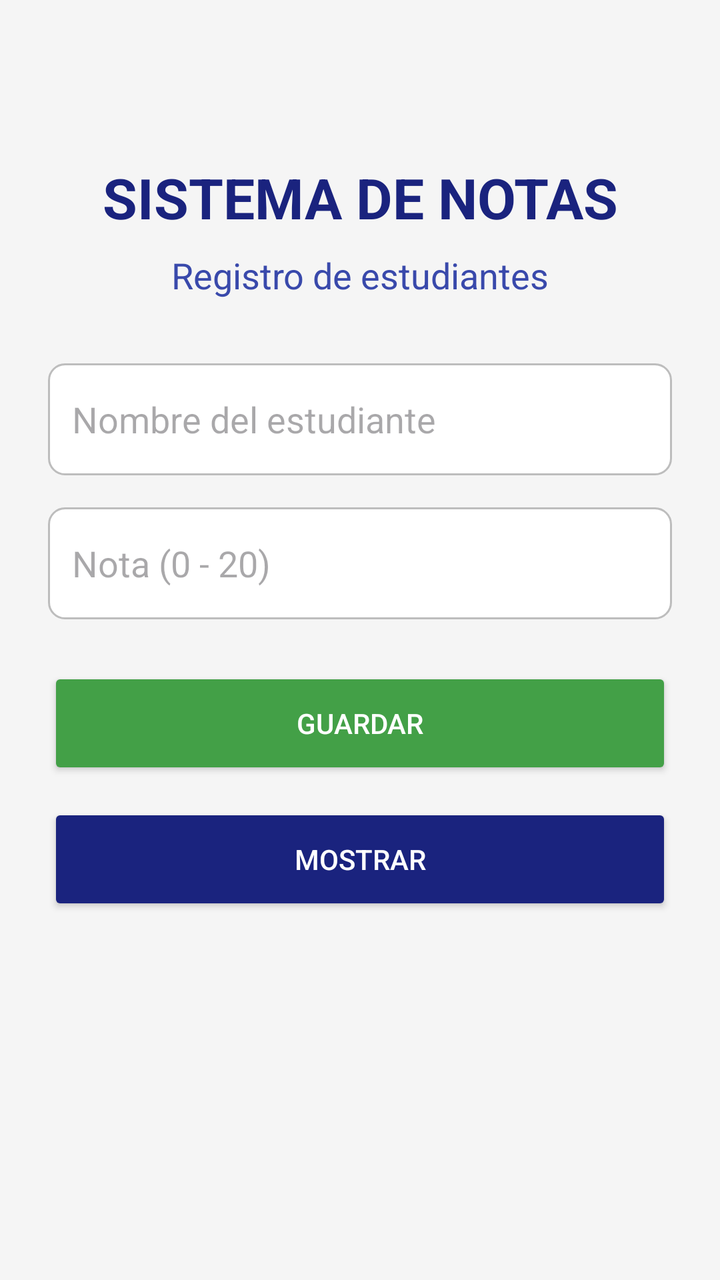
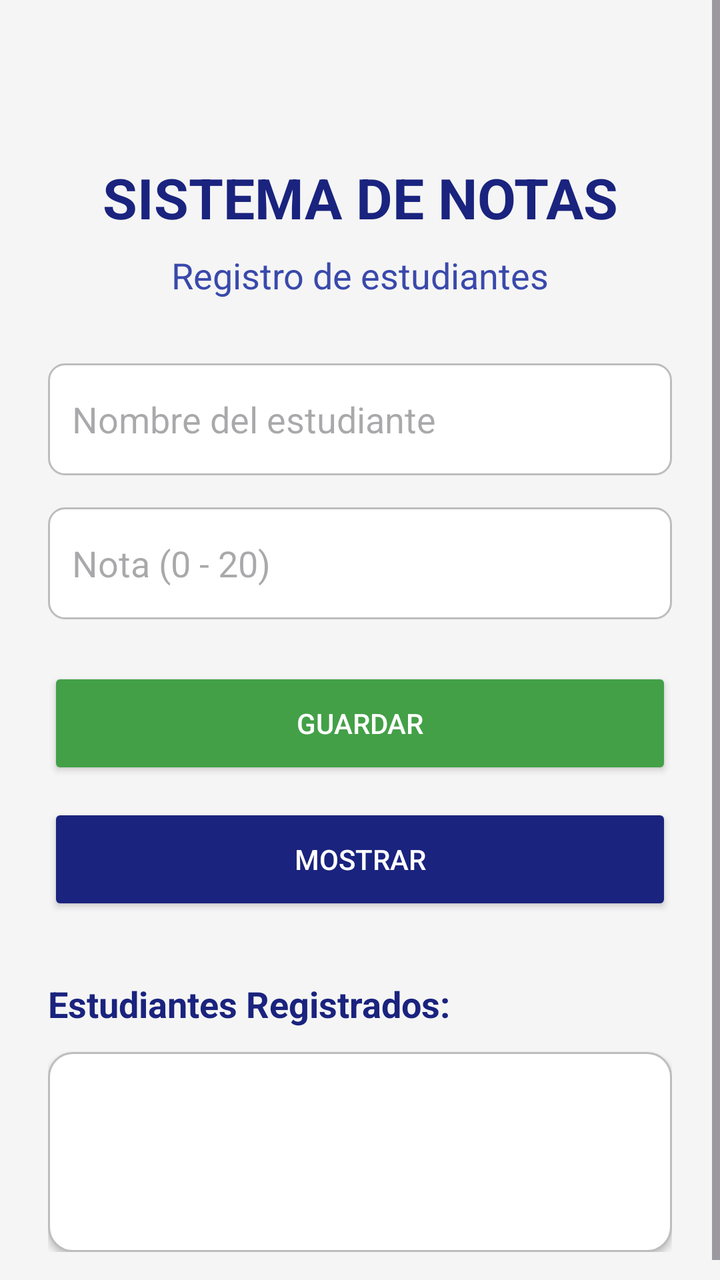

The first picture is an Android layout as it rendered before a commit; the second is the same layout after the commit. The layout source and the unified diff follow.
<!-- AndroidManifest.xml: application theme Theme.Sistemas_Notas -->
<!-- res/layout/activity_main.xml -->
<?xml version="1.0" encoding="utf-8"?>
<ScrollView xmlns:android="http://schemas.android.com/apk/res/android"
    xmlns:app="http://schemas.android.com/apk/res-auto"
    xmlns:tools="http://schemas.android.com/tools"
    android:layout_width="match_parent"
    android:layout_height="match_parent"
    android:background="@color/backgroundColor"
    android:fillViewport="true"
    tools:context=".MainActivity">

    <LinearLayout
        android:layout_width="match_parent"
        android:layout_height="wrap_content"
        android:orientation="vertical"
        android:paddingStart="24dp"
        android:paddingEnd="24dp"
        android:paddingTop="80dp"
        android:paddingBottom="24dp">

        <TextView
            android:layout_width="match_parent"
            android:layout_height="wrap_content"
            android:text="@string/title_main"
            android:textColor="@color/primaryColor"
            android:textSize="28sp"
            android:textStyle="bold"
            android:gravity="center"
            android:layout_marginBottom="8dp"/>

        <TextView
            android:layout_width="match_parent"
            android:layout_height="wrap_content"
            android:text="@string/subtitle_main"
            android:textColor="@color/primaryLightColor"
            android:textSize="18sp"
            android:gravity="center"
            android:layout_marginBottom="32dp"/>

        <EditText
            android:id="@+id/etName"
            android:layout_width="match_parent"
            android:layout_height="56dp"
            android:hint="@string/hint_name"
            android:inputType="textPersonName"
            android:background="@drawable/edit_text_border"
            android:paddingStart="12dp"
            android:paddingEnd="12dp"
            android:layout_marginBottom="16dp"
            android:autofillHints="name" />

        <EditText
            android:id="@+id/etGrade"
            android:layout_width="match_parent"
            android:layout_height="56dp"
            android:hint="@string/hint_grade"
            android:inputType="number"
            android:background="@drawable/edit_text_border"
            android:paddingStart="12dp"
            android:paddingEnd="12dp"
            android:layout_marginBottom="24dp"
            android:autofillHints="none" />

        <Button
            android:id="@+id/btnSave"
            android:layout_width="match_parent"
            android:layout_height="56dp"
            android:text="@string/btn_save"
            android:backgroundTint="@color/secondaryColor"
            android:textColor="@color/white"
            android:layout_marginBottom="12dp"
            app:cornerRadius="8dp"/>

        <Button
            android:id="@+id/btnShow"
            android:layout_width="match_parent"
            android:layout_height="56dp"
            android:text="@string/btn_show"
            android:backgroundTint="@color/primaryColor"
            android:textColor="@color/white"
            android:layout_marginBottom="32dp"
            app:cornerRadius="8dp"/>

        <TextView
            android:id="@+id/tvResults"
            android:layout_width="match_parent"
            android:layout_height="wrap_content"
            android:text=""
            android:textColor="@color/textColor"
            android:textSize="16sp"
            android:lineSpacingExtra="4dp"/>

    </LinearLayout>
</ScrollView>
<!-- resources referenced by this layout -->
<resources>
  <color name="backgroundColor">#F5F5F5</color>
  <color name="primaryColor">#1A237E</color>
  <color name="primaryLightColor">#3949AB</color>
  <color name="secondaryColor">#43A047</color>
  <color name="textColor">#212121</color>
  <color name="white">#FFFFFF</color>
  <!-- drawable edit_text_border (drawable) -->
  <?xml version="1.0" encoding="utf-8"?>
  <shape xmlns:android="http://schemas.android.com/apk/res/android">
      <solid android:color="@color/white" />
      <stroke
          android:width="1dp"
          android:color="@color/gray" />
      <corners android:radius="8dp" />
  </shape>
  <string name="btn_save">GUARDAR</string>
  <string name="btn_show">MOSTRAR</string>
  <string name="hint_grade">Nota (0 - 20)</string>
  <string name="hint_name">Nombre del estudiante</string>
  <string name="subtitle_main">Registro de estudiantes</string>
  <string name="title_main">SISTEMA DE NOTAS</string>
  <style name="Theme.Sistemas_Notas" parent="Base.Theme.Sistemas_Notas" />
  <color name="gray">#BDBDBD</color>
  <style name="Base.Theme.Sistemas_Notas" parent="Theme.Material3.DayNight.NoActionBar">
          
          
      </style>
</resources>

<!-- the commit's change to res/layout/activity_main.xml (unified diff, before → after) -->
@@ -81,13 +81,26 @@
             app:cornerRadius="8dp"/>
 
         <TextView
+            android:layout_width="match_parent"
+            android:layout_height="wrap_content"
+            android:text="@string/results_title"
+            android:textColor="@color/primaryColor"
+            android:textSize="18sp"
+            android:textStyle="bold"
+            android:layout_marginBottom="12dp"/>
+
+        <TextView
             android:id="@+id/tvResults"
             android:layout_width="match_parent"
             android:layout_height="wrap_content"
+            android:minHeight="100dp"
             android:text=""
             android:textColor="@color/textColor"
             android:textSize="16sp"
-            android:lineSpacingExtra="4dp"/>
+            android:lineSpacingExtra="6dp"
+            android:background="@drawable/results_border"
+            android:padding="16dp"
+            android:elevation="2dp"/>
 
     </LinearLayout>
 </ScrollView>
<!-- resource entries referenced after the edit -->
@@ -15,10 +15,20 @@
           android:color="@color/gray" />
       <corners android:radius="8dp" />
   </shape>
+  <!-- drawable results_border (drawable) -->
+  <?xml version="1.0" encoding="utf-8"?>
+  <shape xmlns:android="http://schemas.android.com/apk/res/android">
+      <solid android:color="@color/white" />
+      <stroke
+          android:width="1dp"
+          android:color="@color/gray" />
+      <corners android:radius="12dp" />
+  </shape>
   <string name="btn_save">GUARDAR</string>
   <string name="btn_show">MOSTRAR</string>
   <string name="hint_grade">Nota (0 - 20)</string>
   <string name="hint_name">Nombre del estudiante</string>
+  <string name="results_title">Estudiantes Registrados:</string>
   <string name="subtitle_main">Registro de estudiantes</string>
   <string name="title_main">SISTEMA DE NOTAS</string>
   <style name="Theme.Sistemas_Notas" parent="Base.Theme.Sistemas_Notas" />
